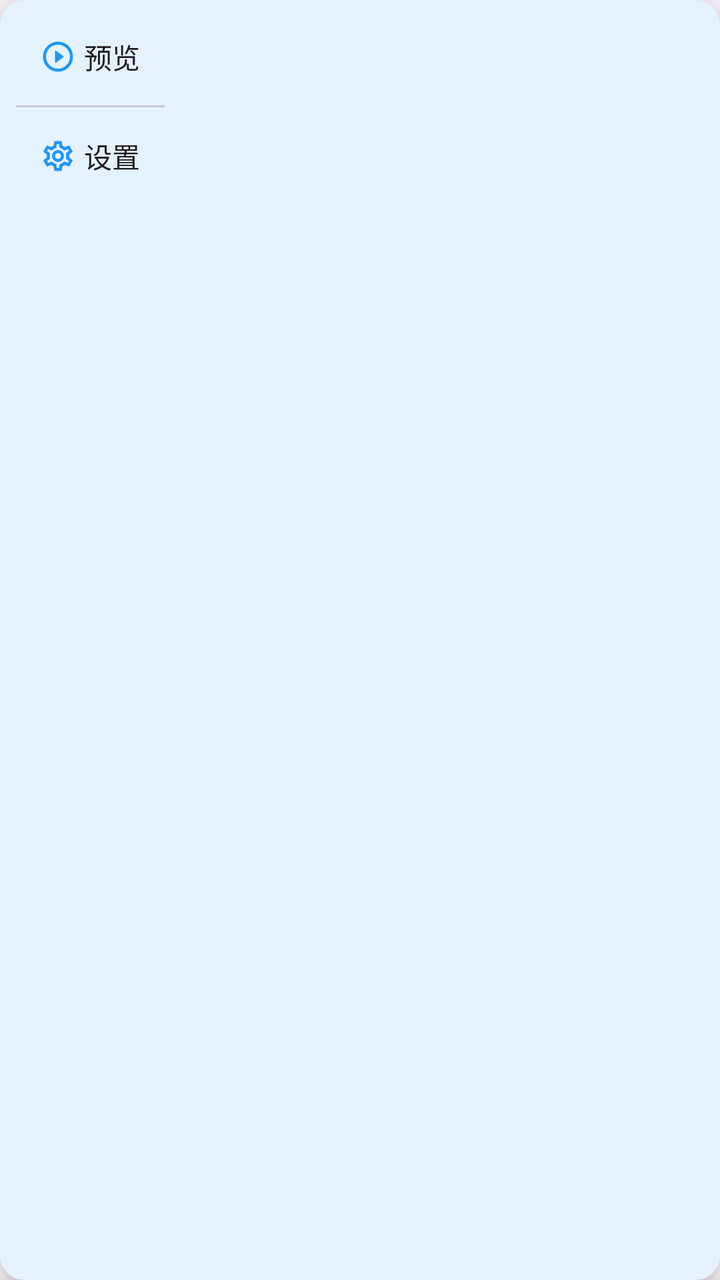
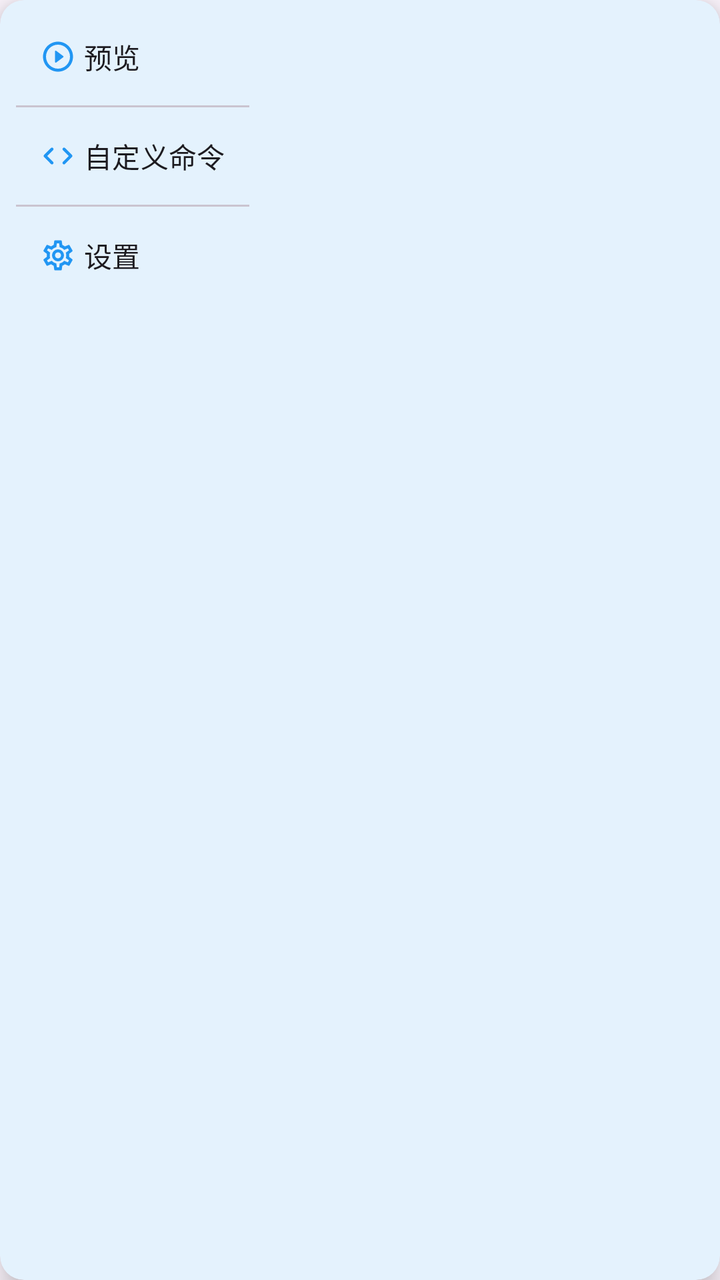

The first picture is an Android layout as it rendered before a commit; the second is the same layout after the commit. The layout source and the unified diff follow.
<!-- AndroidManifest.xml: application theme AppTheme -->
<!-- res/layout/popup_menu_md3.xml -->
<?xml version="1.0" encoding="utf-8"?>
<com.google.android.material.card.MaterialCardView
     xmlns:android="http://schemas.android.com/apk/res/android"
     xmlns:app="http://schemas.android.com/apk/res-auto"
     android:layout_height="wrap_content"
     android:layout_width="wrap_content"
     android:layout_margin="8dp"
     app:cardElevation="8dp"
     app:strokeWidth="0dp"
     app:cardBackgroundColor="?attr/colorSurface"
     app:cardCornerRadius="12dp">

    <LinearLayout
         android:layout_height="wrap_content"
         android:layout_width="wrap_content"
         android:padding="8dp"
         android:orientation="vertical">

        <com.google.android.material.button.MaterialButton
             android:layout_height="wrap_content"
             android:layout_width="wrap_content"
             app:iconTint="?attr/colorPrimary"
             android:textColor="?attr/colorOnSurface"
             android:minWidth="0dp"
             app:icon="@drawable/round_play_circle"
             android:gravity="start|center_vertical"
             android:minHeight="0dp"
             style="@style/Widget.Material3.Button.TextButton"
             android:paddingHorizontal="12dp"
             android:id="@+id/action_preview"
             android:text="@string/popup_preview"
             app:iconGravity="textStart" />

        <com.google.android.material.divider.MaterialDivider
             android:layout_height="wrap_content"
             android:layout_width="match_parent"
             android:layout_marginVertical="4dp"
             app:dividerColor="?attr/colorOutlineVariant"
             app:dividerThickness="1dp" />

        <com.google.android.material.button.MaterialButton
             android:layout_height="wrap_content"
             android:layout_width="wrap_content"
             app:iconTint="?attr/colorPrimary"
             android:textColor="?attr/colorOnSurface"
             android:minWidth="0dp"
             app:icon="@drawable/cog_outline"
             android:gravity="start|center_vertical"
             android:minHeight="0dp"
             style="@style/Widget.Material3.Button.TextButton"
             android:paddingHorizontal="12dp"
             android:id="@+id/action_settings"
             android:text="@string/popup_settings"
             app:iconGravity="textStart" />

    </LinearLayout>

</com.google.android.material.card.MaterialCardView>
<!-- resources referenced by this layout -->
<resources>
  <!-- drawable round_play_circle (drawable) -->
  <vector xmlns:android="http://schemas.android.com/apk/res/android"
      android:width="24dp"
      android:height="24dp"
      android:viewportWidth="24"
      android:viewportHeight="24"
      android:tint="#FF000000">
    <path
        android:fillColor="@android:color/white"
        android:pathData="M10.8,15.9l4.67,-3.5c0.27,-0.2 0.27,-0.6 0,-0.8L10.8,8.1c-0.33,-0.25 -0.8,-0.01 -0.8,0.4v7c0,0.41 0.47,0.65 0.8,0.4zM12,2C6.48,2 2,6.48 2,12s4.48,10 10,10 10,-4.48 10,-10S17.52,2 12,2zM12,20c-4.41,0 -8,-3.59 -8,-8s3.59,-8 8,-8 8,3.59 8,8 -3.59,8 -8,8z"/>
  </vector>
  <string name="popup_preview">预览</string>
  <string name="popup_settings">设置</string>
  <style name="AppTheme" parent="Base.AppTheme">
      <item name="android:windowFullscreen">false</item>
      <item name="android:statusBarColor">@android:color/transparent</item>
      <item name="android:navigationBarColor">@android:color/transparent</item>
      <item name="android:windowLayoutInDisplayCutoutMode">shortEdges</item>
      <item name="android:buttonTint">@null</item>
      <item name="buttonTint">@null</item>
    </style>
  <color name="colorPrimary">#2196F3</color>
  <color name="colorPrimaryContainer">#90CAF9</color>
  <color name="colorOnPrimaryContainer">#2196F3</color>
  <color name="border_medium">#BDBDBD</color>
  <style name="Widget.App.MaterialSwitch" parent="Widget.Material3.CompoundButton.MaterialSwitch">
  
    </style>
  <style name="ShapeAppearance.SmallComponent" parent="ShapeAppearance.Material3.SmallComponent">
      <item name="cornerFamily">rounded</item>
      <item name="cornerSize">8dp</item>
    </style>
  <style name="ShapeAppearance.MediumComponent" parent="ShapeAppearance.Material3.MediumComponent">
      <item name="cornerFamily">rounded</item>
      <item name="cornerSize">12dp</item>
    </style>
  <style name="ShapeAppearance.LargeComponent" parent="ShapeAppearance.Material3.LargeComponent">
      <item name="cornerFamily">rounded</item>
      <item name="cornerSize">16dp</item>
    </style>
  <style name="Widget.App.Button" parent="Widget.Material3.Button">
      <item name="android:insetTop">0dp</item>
      <item name="android:insetBottom">0dp</item>
      <item name="cornerRadius">12dp</item>
    </style>
  <style name="WindowAnimationTransition">
      <item name="android:windowEnterAnimation">@anim/slide_in_right</item>
      <item name="android:windowExitAnimation">@anim/slide_out_left</item>
      <item name="android:windowAllowEnterTransitionOverlap">true</item>
      <item name="android:windowAllowReturnTransitionOverlap">true</item>
    </style>
  <style name="ThemeOverlay.App.MaterialAlertDialog" parent="ThemeOverlay.Material3.MaterialAlertDialog">
      <item name="android:background">@android:color/white</item>
    </style>
  <color name="colorPrimaryLight">#64B5F6</color>
  <!-- unchanged entries left out for length: 2 -->
</resources>

<!-- the commit's change to res/layout/popup_menu_md3.xml (unified diff, before → after) -->
@@ -44,6 +44,28 @@
              app:iconTint="?attr/colorPrimary"
              android:textColor="?attr/colorOnSurface"
              android:minWidth="0dp"
+             app:icon="@drawable/round_code"
+             android:gravity="start|center_vertical"
+             android:minHeight="0dp"
+             style="@style/Widget.Material3.Button.TextButton"
+             android:paddingHorizontal="12dp"
+             android:id="@+id/action_custom_command"
+             android:text="@string/popup_custom_command"
+             app:iconGravity="textStart" />
+
+        <com.google.android.material.divider.MaterialDivider
+             android:layout_height="wrap_content"
+             android:layout_width="match_parent"
+             android:layout_marginVertical="4dp"
+             app:dividerColor="?attr/colorOutlineVariant"
+             app:dividerThickness="1dp" />
+
+        <com.google.android.material.button.MaterialButton
+             android:layout_height="wrap_content"
+             android:layout_width="wrap_content"
+             app:iconTint="?attr/colorPrimary"
+             android:textColor="?attr/colorOnSurface"
+             android:minWidth="0dp"
              app:icon="@drawable/cog_outline"
              android:gravity="start|center_vertical"
              android:minHeight="0dp"
<!-- resource entries referenced after the edit -->
@@ -1,5 +1,16 @@
 <!-- resources referenced by this layout -->
 <resources>
+  <!-- drawable round_code (drawable) -->
+  <vector xmlns:android="http://schemas.android.com/apk/res/android"
+      android:width="24dp"
+      android:height="24dp"
+      android:viewportWidth="24"
+      android:viewportHeight="24"
+      android:tint="#FF000000">
+    <path
+        android:fillColor="@android:color/white"
+        android:pathData="M8.7,15.9L4.8,12l3.9,-3.9c0.39,-0.39 0.39,-1.01 0,-1.4 -0.39,-0.39 -1.01,-0.39 -1.4,0l-4.59,4.59c-0.39,0.39 -0.39,1.02 0,1.41l4.59,4.6c0.39,0.39 1.01,0.39 1.4,0 0.39,-0.39 0.39,-1.01 0,-1.4zM15.3,15.9l3.9,-3.9 -3.9,-3.9c-0.39,-0.39 -0.39,-1.01 0,-1.4 0.39,-0.39 1.01,-0.39 1.4,0l4.59,4.59c0.39,0.39 0.39,1.02 0,1.41l-4.59,4.6c-0.39,0.39 -1.01,0.39 -1.4,0 -0.39,-0.39 -0.39,-1.01 0,-1.4z"/>
+  </vector>
   <!-- drawable round_play_circle (drawable) -->
   <vector xmlns:android="http://schemas.android.com/apk/res/android"
       android:width="24dp"
@@ -11,6 +22,7 @@
         android:fillColor="@android:color/white"
         android:pathData="M10.8,15.9l4.67,-3.5c0.27,-0.2 0.27,-0.6 0,-0.8L10.8,8.1c-0.33,-0.25 -0.8,-0.01 -0.8,0.4v7c0,0.41 0.47,0.65 0.8,0.4zM12,2C6.48,2 2,6.48 2,12s4.48,10 10,10 10,-4.48 10,-10S17.52,2 12,2zM12,20c-4.41,0 -8,-3.59 -8,-8s3.59,-8 8,-8 8,3.59 8,8 -3.59,8 -8,8z"/>
   </vector>
+  <string name="popup_custom_command">自定义命令</string>
   <string name="popup_preview">预览</string>
   <string name="popup_settings">设置</string>
   <style name="AppTheme" parent="Base.AppTheme">
